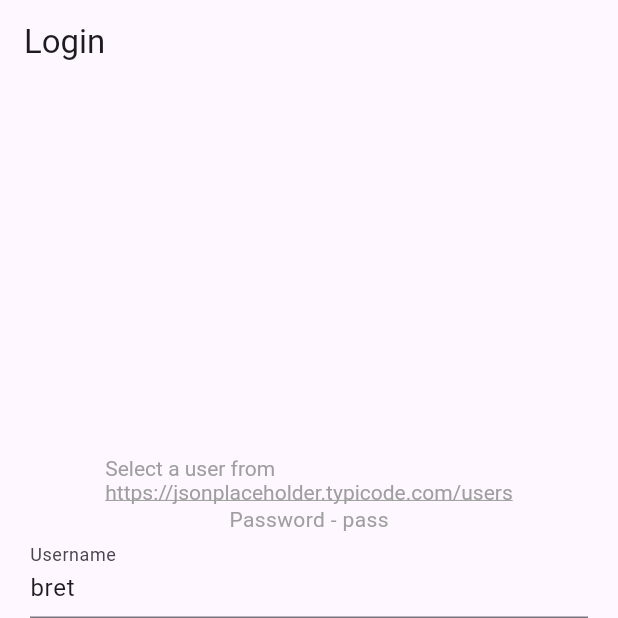
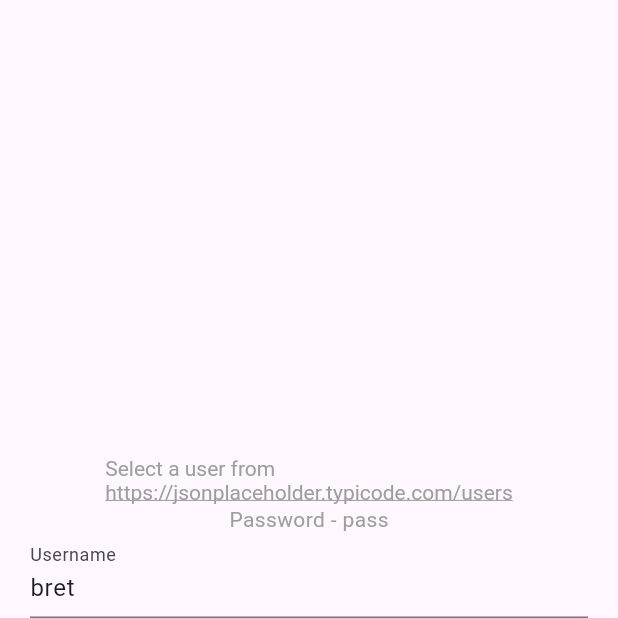
Before and after one commit to ashans/flutter_album_post, a Flutter app: the screen it shows after launch, on a phone screen of 412 x 824 dp, the top half of it. Run offline on Flutter 3.47's test engine with Material 3 defaults, Android fonts, the phone set to English and light mode, and no system bars; accounts and stored records are empty.

```diff
--- a/lib/src/config/app_config.dart
+++ b/lib/src/config/app_config.dart
@@ -2,4 +2,5 @@ class AppConfig {
   AppConfig._();
 
   static String contentText = const String.fromEnvironment("content_text");
+  static String loginText = const String.fromEnvironment("login_text");
 }
--- a/lib/src/screens/login.dart
+++ b/lib/src/screens/login.dart
@@ -1,8 +1,8 @@
 import 'package:flutter/gestures.dart';
 import 'package:flutter/material.dart';
 import 'package:provider/provider.dart';
+import 'package:sample_application/src/config/app_config.dart';
 import 'package:sample_application/src/domain/services/auth_service.dart';
-import 'package:sample_application/src/providers/auth_service.dart';
 import 'package:url_launcher/url_launcher_string.dart';
 
 class LoginPage extends StatefulWidget {
@@ -44,7 +44,7 @@ class _LoginPageState extends State<LoginPage> {
   Widget build(BuildContext context) {
     return Scaffold(
       appBar: AppBar(
-        title: const Text('Login'),
+        title: Text(AppConfig.loginText),
       ),
       body: Padding(
         padding: const EdgeInsets.all(20.0),
```
Also changed, not shown: 2 other files.
